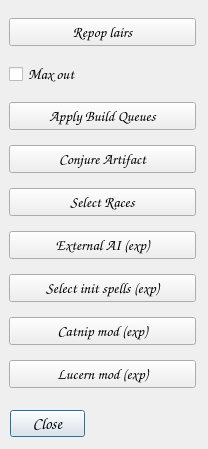
Old version of the form QMoMDialogs/DialogTools.ui in the repository jbalcomb/MoM-RTGT.
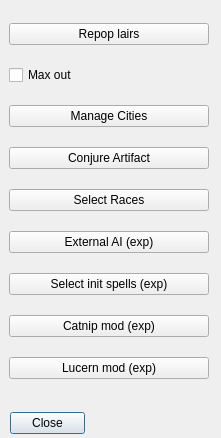
New version of the form. Icons and pictures are not drawn.

Commit message: Fix crashbug in Manage Cities (again) + Tax selection

Patch:
```diff
--- a/QMoMDialogs/DialogTools.ui
+++ b/QMoMDialogs/DialogTools.ui
@@ -6,17 +6,10 @@
    <rect>
     <x>0</x>
     <y>0</y>
-    <width>208</width>
-    <height>449</height>
+    <width>221</width>
+    <height>438</height>
    </rect>
   </property>
-  <property name="font">
-   <font>
-    <family>URW Chancery L</family>
-    <pointsize>12</pointsize>
-    <italic>true</italic>
-   </font>
-  </property>
   <property name="windowTitle">
    <string>Tools</string>
   </property>
@@ -41,8 +34,8 @@
     <rect>
      <x>9</x>
      <y>9</y>
-     <width>187</width>
-     <height>392</height>
+     <width>202</width>
+     <height>393</height>
     </rect>
    </property>
    <layout class="QVBoxLayout" name="verticalLayout">
@@ -60,12 +53,6 @@
         <height>16777215</height>
        </size>
       </property>
-      <property name="font">
-       <font>
-        <pointsize>11</pointsize>
-        <italic>true</italic>
-       </font>
-      </property>
       <property name="text">
        <string>Repop lairs</string>
       </property>
@@ -95,12 +82,6 @@
         <height>16777215</height>
        </size>
       </property>
-      <property name="font">
-       <font>
-        <pointsize>11</pointsize>
-        <italic>true</italic>
-       </font>
-      </property>
       <property name="text">
        <string>Max out</string>
       </property>
@@ -120,14 +101,8 @@
         <height>16777215</height>
        </size>
       </property>
-      <property name="font">
-       <font>
-        <pointsize>11</pointsize>
-        <italic>true</italic>
-       </font>
-      </property>
       <property name="text">
-       <string>Apply Build Queues</string>
+       <string>Manage Cities</string>
       </property>
       <property name="icon">
        <iconset resource="../Resources/InteractiveGameTweaker.qrc">
@@ -155,12 +130,6 @@
         <height>16777215</height>
        </size>
       </property>
-      <property name="font">
-       <font>
-        <pointsize>11</pointsize>
-        <italic>true</italic>
-       </font>
-      </property>
       <property name="text">
        <string>Conjure Artifact</string>
       </property>
@@ -190,12 +159,6 @@
         <height>16777215</height>
        </size>
       </property>
-      <property name="font">
-       <font>
-        <pointsize>11</pointsize>
-        <italic>true</italic>
-       </font>
-      </property>
       <property name="text">
        <string>Select Races</string>
       </property>
@@ -225,12 +188,6 @@
         <height>16777215</height>
        </size>
       </property>
-      <property name="font">
-       <font>
-        <pointsize>11</pointsize>
-        <italic>true</italic>
-       </font>
-      </property>
       <property name="text">
        <string>External AI (exp)</string>
       </property>
@@ -260,12 +217,6 @@
         <height>16777215</height>
        </size>
       </property>
-      <property name="font">
-       <font>
-        <pointsize>11</pointsize>
-        <italic>true</italic>
-       </font>
-      </property>
       <property name="text">
        <string>Select init spells (exp)</string>
       </property>
@@ -295,12 +246,6 @@
         <height>16777215</height>
        </size>
       </property>
-      <property name="font">
-       <font>
-        <pointsize>11</pointsize>
-        <italic>true</italic>
-       </font>
-      </property>
       <property name="text">
        <string>Catnip mod (exp)</string>
       </property>
@@ -330,12 +275,6 @@
         <height>16777215</height>
        </size>
       </property>
-      <property name="font">
-       <font>
-        <pointsize>11</pointsize>
-        <italic>true</italic>
-       </font>
-      </property>
       <property name="text">
        <string>Lucern mod (exp)</string>
       </property>
```
The commit also changes 4 other files.
